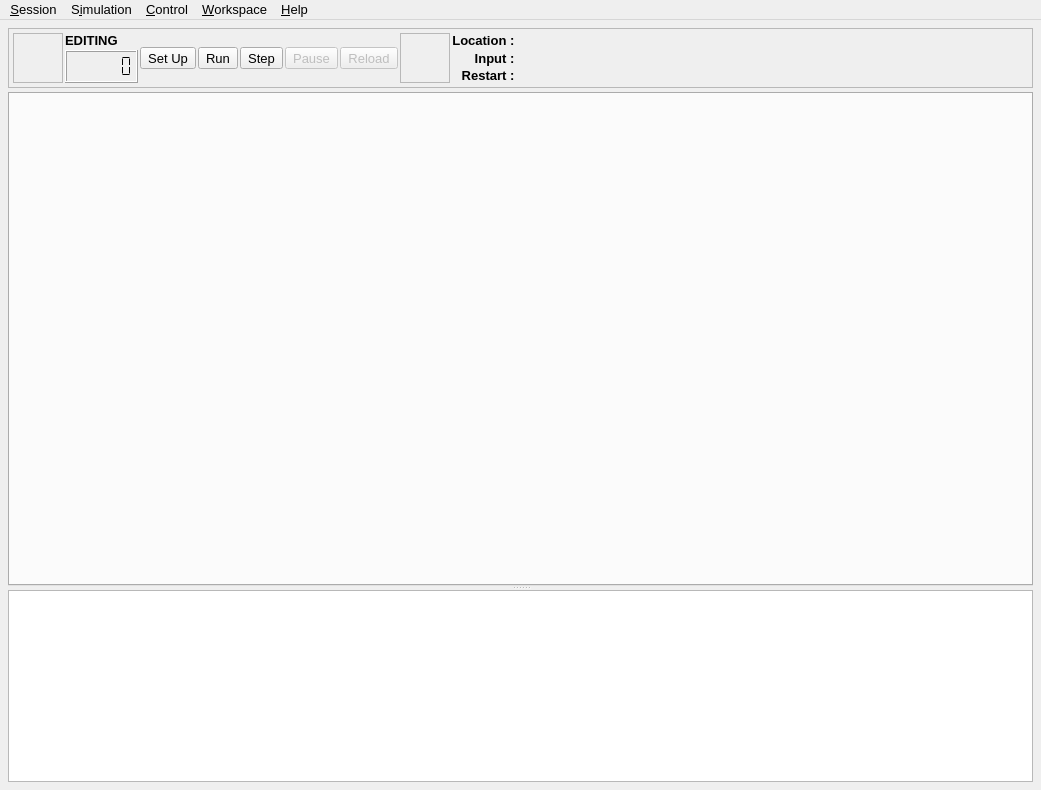
disorderedmaterials/dissolve, file src/gui/gui.ui: the form before one commit.
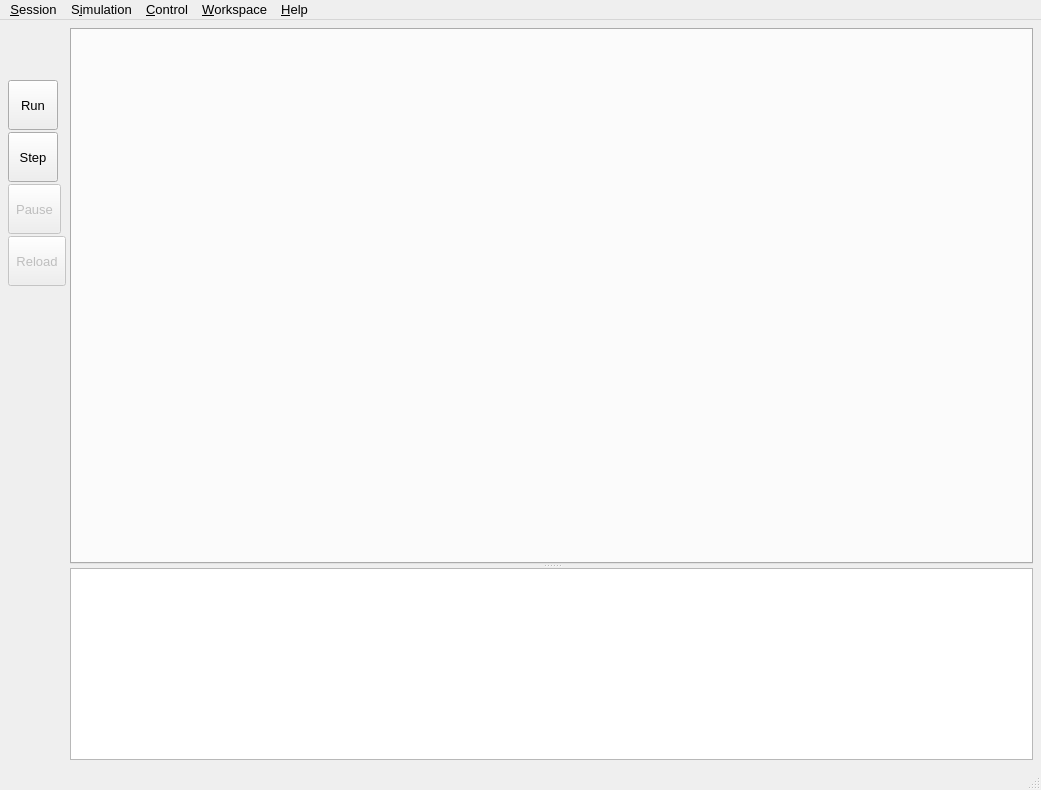
The form after the commit. The open tabs and pages were chosen to show the change. Icons and pictures are not drawn. Custom widgets are drawn as their Qt base class.

Commit message: Add statusbar to main ui, and shift controls to left-hand side.

What changed in the file:
```diff
--- a/src/gui/gui.ui
+++ b/src/gui/gui.ui
@@ -471,30 +471,6 @@
        </layout>
       </widget>
       <widget class="QWidget" name="SimulationPage">
-       <layout class="QVBoxLayout" name="verticalLayout">
-        <property name="spacing">
-         <number>4</number>
-        </property>
-        <property name="leftMargin">
-         <number>4</number>
-        </property>
-        <property name="topMargin">
-         <number>4</number>
-        </property>
-        <property name="rightMargin">
-         <number>4</number>
-        </property>
-        <property name="bottomMargin">
-         <number>4</number>
-        </property>
-        <item>
-         <widget class="QFrame" name="ControlFrame">
-          <property name="frameShape">
-           <enum>QFrame::StyledPanel</enum>
-          </property>
-          <property name="frameShadow">
-           <enum>QFrame::Raised</enum>
-          </property>
           <layout class="QHBoxLayout" name="horizontalLayout">
            <property name="spacing">
             <number>4</number>
@@ -512,192 +488,24 @@
             <number>4</number>
            </property>
            <item>
-            <layout class="QGridLayout" name="gridLayout">
+         <layout class="QVBoxLayout" name="verticalLayout">
              <property name="spacing">
               <number>2</number>
              </property>
-             <item row="0" column="8">
-              <widget class="QLabel" name="label_3">
-               <property name="sizePolicy">
-                <sizepolicy hsizetype="Minimum" vsizetype="Minimum">
-                 <horstretch>0</horstretch>
-                 <verstretch>0</verstretch>
-                </sizepolicy>
-               </property>
-               <property name="font">
-                <font>
-                 <weight>75</weight>
-                 <bold>true</bold>
-                </font>
-               </property>
-               <property name="text">
-                <string>Location : </string>
-               </property>
-               <property name="alignment">
-                <set>Qt::AlignRight|Qt::AlignTrailing|Qt::AlignVCenter</set>
-               </property>
-              </widget>
-             </item>
-             <item row="1" column="8">
-              <widget class="QLabel" name="label_2">
-               <property name="sizePolicy">
-                <sizepolicy hsizetype="Minimum" vsizetype="Minimum">
-                 <horstretch>0</horstretch>
-                 <verstretch>0</verstretch>
-                </sizepolicy>
-               </property>
-               <property name="font">
-                <font>
-                 <weight>75</weight>
-                 <bold>true</bold>
-                </font>
-               </property>
-               <property name="text">
-                <string>Input : </string>
-               </property>
-               <property name="alignment">
-                <set>Qt::AlignRight|Qt::AlignTrailing|Qt::AlignVCenter</set>
-               </property>
-              </widget>
-             </item>
-             <item row="2" column="8">
-              <widget class="QLabel" name="label_4">
-               <property name="sizePolicy">
-                <sizepolicy hsizetype="Minimum" vsizetype="Minimum">
-                 <horstretch>0</horstretch>
-                 <verstretch>0</verstretch>
-                </sizepolicy>
-               </property>
-               <property name="font">
-                <font>
-                 <weight>75</weight>
-                 <bold>true</bold>
-                </font>
-               </property>
-               <property name="text">
-                <string>Restart : </string>
-               </property>
-               <property name="alignment">
-                <set>Qt::AlignRight|Qt::AlignTrailing|Qt::AlignVCenter</set>
-               </property>
-              </widget>
-             </item>
-             <item row="2" column="9">
-              <widget class="QLabel" name="ControlRestartFileLabel">
-               <property name="sizePolicy">
-                <sizepolicy hsizetype="Expanding" vsizetype="Minimum">
-                 <horstretch>0</horstretch>
-                 <verstretch>0</verstretch>
-                </sizepolicy>
-               </property>
-               <property name="font">
-                <font>
-                 <weight>50</weight>
-                 <bold>false</bold>
-                </font>
-               </property>
-               <property name="text">
-                <string>&lt;none&gt;</string>
-               </property>
-               <property name="alignment">
-                <set>Qt::AlignLeading|Qt::AlignLeft|Qt::AlignVCenter</set>
-               </property>
-              </widget>
-             </item>
-             <item row="1" column="9">
-              <widget class="QLabel" name="ControlInputFileLabel">
-               <property name="sizePolicy">
-                <sizepolicy hsizetype="Minimum" vsizetype="Minimum">
-                 <horstretch>0</horstretch>
-                 <verstretch>0</verstretch>
-                </sizepolicy>
-               </property>
-               <property name="font">
-                <font>
-                 <weight>50</weight>
-                 <bold>false</bold>
-                </font>
-               </property>
-               <property name="text">
-                <string>&lt;none&gt;</string>
-               </property>
-               <property name="alignment">
-                <set>Qt::AlignLeading|Qt::AlignLeft|Qt::AlignVCenter</set>
-               </property>
-              </widget>
-             </item>
-             <item row="0" column="9">
-              <widget class="QLabel" name="ControlLocationLabel">
-               <property name="sizePolicy">
-                <sizepolicy hsizetype="Minimum" vsizetype="Minimum">
-                 <horstretch>0</horstretch>
-                 <verstretch>0</verstretch>
-                </sizepolicy>
-               </property>
-               <property name="font">
-                <font>
-                 <weight>50</weight>
-                 <bold>false</bold>
-                </font>
-               </property>
-               <property name="text">
-                <string>&lt;none&gt;</string>
-               </property>
-               <property name="alignment">
-                <set>Qt::AlignLeading|Qt::AlignLeft|Qt::AlignVCenter</set>
-               </property>
-              </widget>
-             </item>
-             <item row="0" column="0" rowspan="3">
-              <widget class="QFrame" name="ControlStateFrame">
-               <property name="frameShape">
-                <enum>QFrame::StyledPanel</enum>
-               </property>
-               <property name="frameShadow">
-                <enum>QFrame::Sunken</enum>
-               </property>
-               <layout class="QVBoxLayout" name="verticalLayout_15">
-                <property name="spacing">
-                 <number>0</number>
-                </property>
-                <property name="leftMargin">
-                 <number>0</number>
-                </property>
-                <property name="topMargin">
-                 <number>0</number>
-                </property>
-                <property name="rightMargin">
-                 <number>0</number>
-                </property>
-                <property name="bottomMargin">
-                 <number>0</number>
-                </property>
                 <item>
-                 <widget class="QLabel" name="ControlStateIcon">
-                  <property name="sizePolicy">
-                   <sizepolicy hsizetype="Fixed" vsizetype="Fixed">
-                    <horstretch>0</horstretch>
-                    <verstretch>0</verstretch>
-                   </sizepolicy>
-                  </property>
+           <widget class="QLabel" name="DissolveLabel">
                   <property name="minimumSize">
                    <size>
-                    <width>48</width>
-                    <height>48</height>
+              <width>50</width>
+              <height>50</height>
                    </size>
                   </property>
                   <property name="maximumSize">
                    <size>
-                    <width>48</width>
-                    <height>48</height>
-                   </size>
-                  </property>
-                  <property name="font">
-                   <font>
-                    <weight>75</weight>
-                    <bold>true</bold>
-                   </font>
-                  </property>
+              <width>50</width>
+              <height>50</height>
+             </size>
+            </property>
                   <property name="text">
                    <string/>
                   </property>
@@ -709,10 +517,7 @@
                   </property>
                  </widget>
                 </item>
-               </layout>
-              </widget>
-             </item>
-             <item row="0" column="3" rowspan="3">
+          <item>
               <widget class="QToolButton" name="ControlRunButton">
                <property name="sizePolicy">
                 <sizepolicy hsizetype="Fixed" vsizetype="Fixed">
@@ -720,6 +525,12 @@
                  <verstretch>0</verstretch>
                 </sizepolicy>
                </property>
+            <property name="minimumSize">
+             <size>
+              <width>50</width>
+              <height>50</height>
+             </size>
+            </property>
                <property name="font">
                 <font>
                  <weight>50</weight>
@@ -735,64 +546,54 @@
                </property>
                <property name="iconSize">
                 <size>
-                 <width>20</width>
-                 <height>20</height>
+              <width>32</width>
+              <height>32</height>
                 </size>
                </property>
                <property name="toolButtonStyle">
-                <enum>Qt::ToolButtonTextUnderIcon</enum>
+             <enum>Qt::ToolButtonIconOnly</enum>
                </property>
               </widget>
              </item>
-             <item row="0" column="6" rowspan="3">
-              <widget class="QToolButton" name="ControlReloadButton">
-               <property name="enabled">
-                <bool>false</bool>
-               </property>
+          <item>
+           <widget class="QToolButton" name="ControlStepButton">
                <property name="sizePolicy">
                 <sizepolicy hsizetype="Fixed" vsizetype="Fixed">
                  <horstretch>0</horstretch>
                  <verstretch>0</verstretch>
                 </sizepolicy>
                </property>
-               <property name="text">
-                <string>Reload</string>
-               </property>
-               <property name="icon">
-                <iconset resource="main.qrc">
-                 <normaloff>:/general/icons/general_repeat.svg</normaloff>:/general/icons/general_repeat.svg</iconset>
-               </property>
-               <property name="iconSize">
+            <property name="minimumSize">
                 <size>
-                 <width>20</width>
-                 <height>20</height>
-                </size>
-               </property>
-               <property name="toolButtonStyle">
-                <enum>Qt::ToolButtonTextUnderIcon</enum>
-               </property>
-              </widget>
-             </item>
-             <item row="0" column="1">
-              <widget class="QLabel" name="ControlStateLabel">
-               <property name="sizePolicy">
-                <sizepolicy hsizetype="Minimum" vsizetype="Preferred">
-                 <horstretch>0</horstretch>
-                 <verstretch>0</verstretch>
-                </sizepolicy>
+              <width>50</width>
+              <height>50</height>
+             </size>
                </property>
                <property name="font">
                 <font>
-                 <weight>75</weight>
-                 <bold>true</bold>
+              <weight>50</weight>
+              <bold>false</bold>
                 </font>
                </property>
                <property name="text">
-                <string>EDITING</string>
+             <string>Step</string>
+            </property>
+            <property name="icon">
+             <iconset resource="main.qrc">
+              <normaloff>:/control/icons/control_step.svg</normaloff>:/control/icons/control_step.svg</iconset>
+            </property>
+            <property name="iconSize">
+             <size>
+              <width>32</width>
+              <height>32</height>
+             </size>
+            </property>
+            <property name="toolButtonStyle">
+             <enum>Qt::ToolButtonIconOnly</enum>
                </property>
               </widget>
              </item>
-             <item row="0" column="5" rowspan="3">
+          <item>
               <widget class="QToolButton" name="ControlPauseButton">
                <property name="enabled">
                 <bool>false</bool>
@@ -803,6 +604,12 @@
                  <verstretch>0</verstretch>
                 </sizepolicy>
                </property>
+            <property name="minimumSize">
+             <size>
+              <width>50</width>
+              <height>50</height>
+             </size>
+            </property>
                <property name="toolTip">
                 <string>Pause the simulation</string>
                </property>
@@ -815,67 +622,20 @@
                </property>
                <property name="iconSize">
                 <size>
-                 <width>20</width>
-                 <height>20</height>
+              <width>32</width>
+              <height>32</height>
                 </size>
                </property>
                <property name="toolButtonStyle">
-                <enum>Qt::ToolButtonTextUnderIcon</enum>
+             <enum>Qt::ToolButtonIconOnly</enum>
                </property>
               </widget>
              </item>
-             <item row="0" column="2" rowspan="3">
-              <widget class="QToolButton" name="ControlSetUpButton">
-               <property name="sizePolicy">
-                <sizepolicy hsizetype="Fixed" vsizetype="Fixed">
-                 <horstretch>0</horstretch>
-                 <verstretch>0</verstretch>
-                </sizepolicy>
-               </property>
-               <property name="text">
-                <string>Set Up</string>
-               </property>
-               <property name="icon">
-                <iconset resource="main.qrc">
-                 <normaloff>:/general/icons/general_false.svg</normaloff>:/general/icons/general_false.svg</iconset>
-               </property>
-               <property name="iconSize">
-                <size>
-                 <width>20</width>
-                 <height>20</height>
-                </size>
-               </property>
-               <property name="toolButtonStyle">
-                <enum>Qt::ToolButtonTextUnderIcon</enum>
-               </property>
-              </widget>
-             </item>
-             <item row="0" column="7" rowspan="3">
-              <widget class="QFrame" name="ControlLocationFrame">
-               <property name="frameShape">
-                <enum>QFrame::StyledPanel</enum>
-               </property>
-               <property name="frameShadow">
-                <enum>QFrame::Sunken</enum>
-               </property>
-               <layout class="QVBoxLayout" name="verticalLayout_16">
-                <property name="spacing">
-                 <number>0</number>
-                </property>
-                <property name="leftMargin">
-                 <number>0</number>
-                </property>
-                <property name="topMargin">
-                 <number>0</number>
-                </property>
-                <property name="rightMargin">
-                 <number>0</number>
-                </property>
-                <property name="bottomMargin">
-                 <number>0</number>
-                </property>
                 <item>
-                 <widget class="QLabel" name="ControlLocationIcon">
+           <widget class="QToolButton" name="ControlReloadButton">
+            <property name="enabled">
+             <bool>false</bool>
+            </property>
                   <property name="sizePolicy">
                    <sizepolicy hsizetype="Fixed" vsizetype="Fixed">
                     <horstretch>0</horstretch>
@@ -884,68 +644,12 @@
                   </property>
                   <property name="minimumSize">
                    <size>
-                    <width>48</width>
-                    <height>48</height>
-                   </size>
-                  </property>
-                  <property name="maximumSize">
-                   <size>
-                    <width>48</width>
-                    <height>48</height>
-                   </size>
-                  </property>
-                  <property name="font">
-                   <font>
-                    <weight>75</weight>
-                    <bold>true</bold>
-                   </font>
-                  </property>
+              <width>50</width>
+              <height>50</height>
+             </size>
+            </property>
                   <property name="text">
-                   <string/>
-                  </property>
-                  <property name="pixmap">
-                   <pixmap resource="main.qrc">:/general/icons/general_local.svg</pixmap>
-                  </property>
-                  <property name="scaledContents">
-                   <bool>true</bool>
-                  </property>
-                 </widget>
-                </item>
-               </layout>
-              </widget>
-             </item>
-             <item row="1" column="1" rowspan="2">
-              <widget class="QLCDNumber" name="ControlIterationNumberLCD">
-               <property name="font">
-                <font>
-                 <weight>50</weight>
-                 <bold>false</bold>
-                </font>
-               </property>
-               <property name="digitCount">
-                <number>6</number>
-               </property>
-               <property name="segmentStyle">
-                <enum>QLCDNumber::Flat</enum>
-               </property>
-              </widget>
-             </item>
-             <item row="0" column="4" rowspan="3">
-              <widget class="QToolButton" name="ControlStepButton">
-               <property name="sizePolicy">
-                <sizepolicy hsizetype="Fixed" vsizetype="Fixed">
-                 <horstretch>0</horstretch>
-                 <verstretch>0</verstretch>
-                </sizepolicy>
-               </property>
-               <property name="font">
-                <font>
-                 <weight>50</weight>
-                 <bold>false</bold>
-                </font>
-               </property>
-               <property name="text">
-                <string>Step</string>
+             <string>Reload</string>
                </property>
                <property name="icon">
                 <iconset resource="main.qrc">
@@ -953,22 +657,38 @@
                </property>
                <property name="iconSize">
                 <size>
-                 <width>20</width>
-                 <height>20</height>
+              <width>32</width>
+              <height>32</height>
                 </size>
                </property>
                <property name="toolButtonStyle">
-                <enum>Qt::ToolButtonTextUnderIcon</enum>
+             <enum>Qt::ToolButtonIconOnly</enum>
                </property>
               </widget>
              </item>
-            </layout>
-           </item>
-          </layout>
-         </widget>
+          <item>
+           <spacer name="verticalSpacer">
+            <property name="orientation">
+             <enum>Qt::Vertical</enum>
+            </property>
+            <property name="sizeHint" stdset="0">
+             <size>
+              <width>20</width>
+              <height>40</height>
+             </size>
+            </property>
+           </spacer>
+          </item>
+         </layout>
         </item>
         <item>
          <widget class="QSplitter" name="SimulationSplitter">
+          <property name="sizePolicy">
+           <sizepolicy hsizetype="Expanding" vsizetype="Expanding">
+            <horstretch>0</horstretch>
+            <verstretch>0</verstretch>
+           </sizepolicy>
+          </property>
           <property name="orientation">
            <enum>Qt::Vertical</enum>
           </property>
@@ -1092,6 +812,7 @@
    <addaction name="WorkspaceMenu"/>
    <addaction name="HelpMenu"/>
   </widget>
+  <widget class="QStatusBar" name="statusBar"/>
   <action name="SessionOpenLocalAction">
    <property name="icon">
     <iconset resource="main.qrc">
```
Left out of the diff: 4 changed lines with no effect on the pictures. Lines whose indentation alone changed are shown as unchanged. The commit also changes 2 other files.
